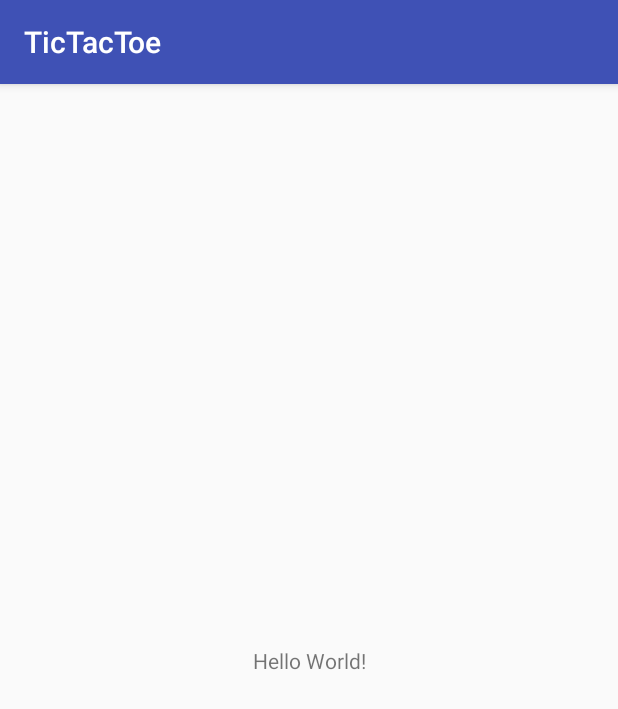
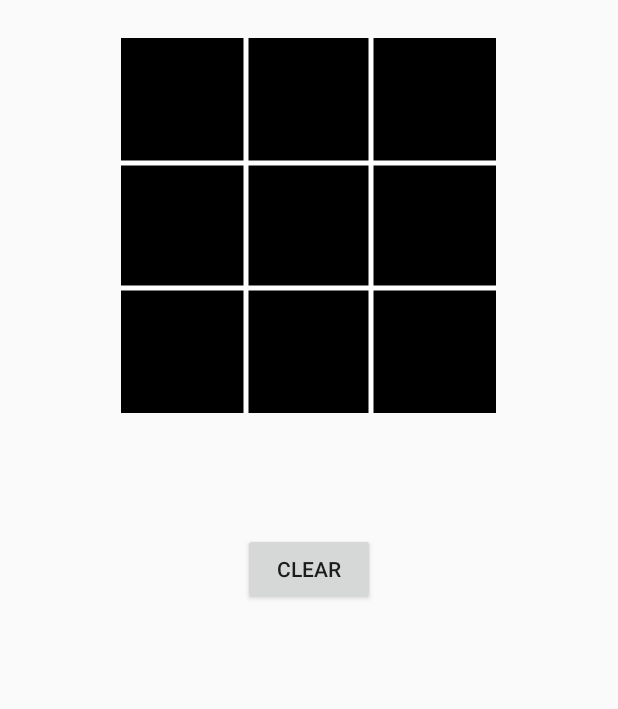
Before and after one commit to manaspurohit/tic-tac-toe, an Android app: the screen it shows after launch (TicTacToeActivity), on a phone screen of 412 x 824 dp. Shown: the top 709 px of the screen. Run offline under Robolectric (Android 15) with nearby library versions, the phone set to English and light mode, and no system bars.

Commit message:
basic ui setup

```diff
--- a/app/build.gradle
+++ b/app/build.gradle
@@ -26,7 +26,6 @@ dependencies {
         exclude group: 'com.android.support', module: 'support-annotations'
     })
     compile 'com.android.support:appcompat-v7:25.3.1'
-    compile 'com.android.support.constraint:constraint-layout:1.0.2'
     testCompile 'junit:junit:4.12'
     compile "org.jetbrains.kotlin:kotlin-stdlib-jre7:$kotlin_version"
 }
--- /dev/null
+++ b/app/src/main/java/com/manaspurohit/tictactoe/view/TicTacToeView.kt
@@ -0,0 +1,57 @@
+package com.manaspurohit.tictactoe.view
+
+import android.content.Context
+import android.graphics.Canvas
+import android.graphics.Color
+import android.graphics.Paint
+import android.util.AttributeSet
+import android.view.View
+
+/**
+ * Custom view for tic tac toe
+ */
+class TicTacToeView(context: Context, attrs: AttributeSet?) : View(context, attrs) {
+    private val paintBg: Paint = Paint()
+    private val paintLine: Paint = Paint()
+    private val paintO: Paint = Paint()
+    private val paintX: Paint = Paint()
+
+    init {
+        val strokeWidth = 5.0f
+        paintBg.color = Color.BLACK
+        paintBg.style = Paint.Style.FILL
+
+        paintLine.color = Color.WHITE
+        paintLine.style = Paint.Style.STROKE
+        paintLine.strokeWidth = strokeWidth
+
+        paintO.color = Color.GREEN
+        paintO.style = Paint.Style.STROKE
+        paintO.strokeWidth = strokeWidth
+
+        paintX.color = Color.RED
+        paintX.style = Paint.Style.STROKE
+        paintX.strokeWidth = strokeWidth
+    }
+
+    override fun onDraw(canvas: Canvas?) {
+        super.onDraw(canvas)
+
+        if (canvas == null) {
+            return
+        }
+
+        canvas.drawRect(0.0f, 0.0f, width.toFloat(), height.toFloat(), paintBg)
+        drawGameArea(canvas)
+
+    }
+
+    private fun drawGameArea(canvas: Canvas) {
+        canvas.drawLine(width / 3.0f, 0.0f, width / 3.0f, height.toFloat(), paintLine)
+        canvas.drawLine(width / 3.0f * 2, 0.0f, width / 3.0f * 2, height.toFloat(), paintLine)
+
+        canvas.drawLine(0.0f, height / 3.0f, width.toFloat(), height / 3.0f, paintLine)
+        canvas.drawLine(0.0f, height / 3.0f * 2, width.toFloat(), height / 3.0f * 2, paintLine)
+    }
+
+}
--- a/app/src/main/res/layout/activity_tic_tac_toe.xml
+++ b/app/src/main/res/layout/activity_tic_tac_toe.xml
@@ -1,18 +1,35 @@
 <?xml version="1.0" encoding="utf-8"?>
-<android.support.constraint.ConstraintLayout xmlns:android="http://schemas.android.com/apk/res/android"
-    xmlns:app="http://schemas.android.com/apk/res-auto"
+<RelativeLayout
+    xmlns:android="http://schemas.android.com/apk/res/android"
     xmlns:tools="http://schemas.android.com/tools"
+    android:id="@+id/layoutContent"
     android:layout_width="match_parent"
     android:layout_height="match_parent"
     tools:context="com.manaspurohit.tictactoe.TicTacToeActivity">
 
+    <com.manaspurohit.tictactoe.view.TicTacToeView
+        android:id="@+id/ticTacToeView"
+        android:layout_width="250dp"
+        android:layout_height="250dp"
+        android:layout_centerHorizontal="true"
+        android:layout_marginTop="25dp" />
+
     <TextView
+        android:id="@+id/tvWinner"
         android:layout_width="wrap_content"
         android:layout_height="wrap_content"
-        android:text="Hello World!"
-        app:layout_constraintBottom_toBottomOf="parent"
-        app:layout_constraintLeft_toLeftOf="parent"
-        app:layout_constraintRight_toRightOf="parent"
-        app:layout_constraintTop_toTopOf="parent" />
+        android:textSize="22sp"
+        android:layout_centerHorizontal="true"
+        android:layout_below="@+id/ticTacToeView"
+        android:layout_marginTop="25dp" />
 
-</android.support.constraint.ConstraintLayout>
+    <Button
+        android:id="@+id/btnReset"
+        android:layout_width="wrap_content"
+        android:layout_height="wrap_content"
+        android:text="@string/clear"
+        android:layout_centerHorizontal="true"
+        android:layout_below="@id/tvWinner"
+        android:layout_marginTop="25dp" />
+
+</RelativeLayout>
--- a/app/src/main/res/values/colors.xml
+++ b/app/src/main/res/values/colors.xml
@@ -1,6 +1,6 @@
 <?xml version="1.0" encoding="utf-8"?>
 <resources>
     <color name="colorPrimary">#3F51B5</color>
-    <color name="colorPrimaryDark">#303F9F</color>
+    <color name="colorPrimaryDark">#000000</color>
     <color name="colorAccent">#FF4081</color>
 </resources>
--- a/app/src/main/res/values/strings.xml
+++ b/app/src/main/res/values/strings.xml
@@ -1,3 +1,4 @@
 <resources>
     <string name="app_name">TicTacToe</string>
+    <string name="clear">Clear</string>
 </resources>
--- a/app/src/main/res/values/styles.xml
+++ b/app/src/main/res/values/styles.xml
@@ -1,7 +1,7 @@
 <resources>
 
     <!-- Base application theme. -->
-    <style name="AppTheme" parent="Theme.AppCompat.Light.DarkActionBar">
+    <style name="AppTheme" parent="Theme.AppCompat.Light.NoActionBar">
         <!-- Customize your theme here. -->
         <item name="colorPrimary">@color/colorPrimary</item>
         <item name="colorPrimaryDark">@color/colorPrimaryDark</item>
```
Also changed, not shown: 2 other files.
